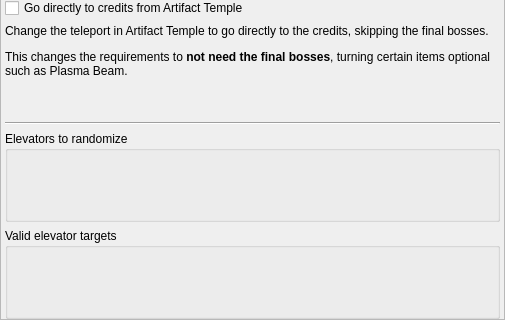
This is randovania/gui/ui_files/preset_elevators_prime1.ui in randovania/randovania as Qt 5 draws it before an edit; both pictures show x 0 to 505 and y 143 to 463 of the 505 by 463 pixel window. The edited form follows.
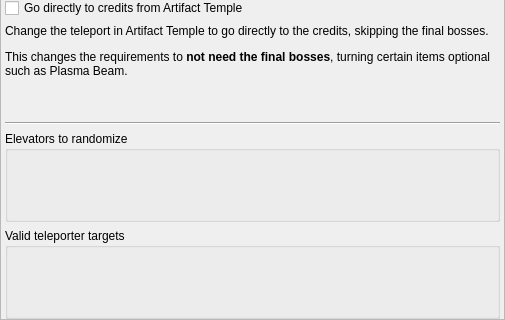
This is the edited form. Custom widgets are drawn as their Qt base class.

```diff
--- a/randovania/gui/ui_files/preset_elevators_prime1.ui
+++ b/randovania/gui/ui_files/preset_elevators_prime1.ui
@@ -140,7 +140,7 @@
         <item>
          <widget class="QGroupBox" name="elevators_target_group">
           <property name="title">
-           <string>Valid elevator targets</string>
+           <string>Valid teleporter targets</string>
           </property>
           <layout class="QGridLayout" name="elevators_target_layout">
            <property name="leftMargin">
```
Left out of the diff: 24 changed lines with no effect on the pictures.
